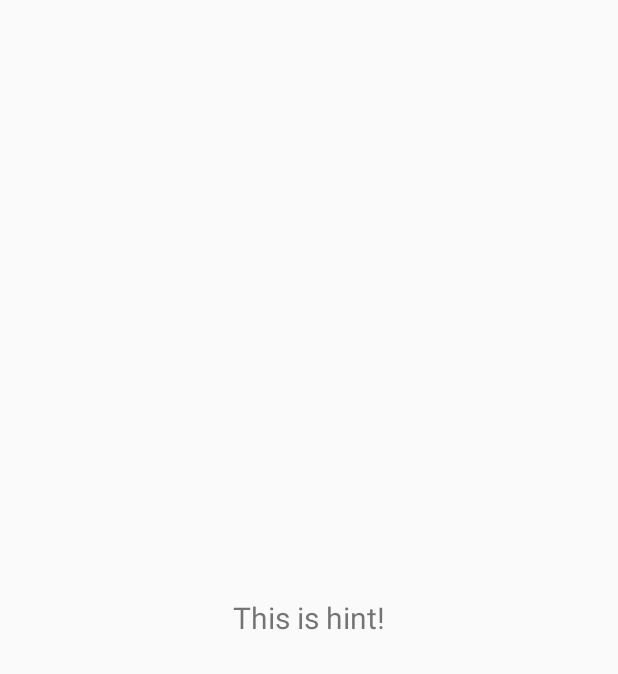
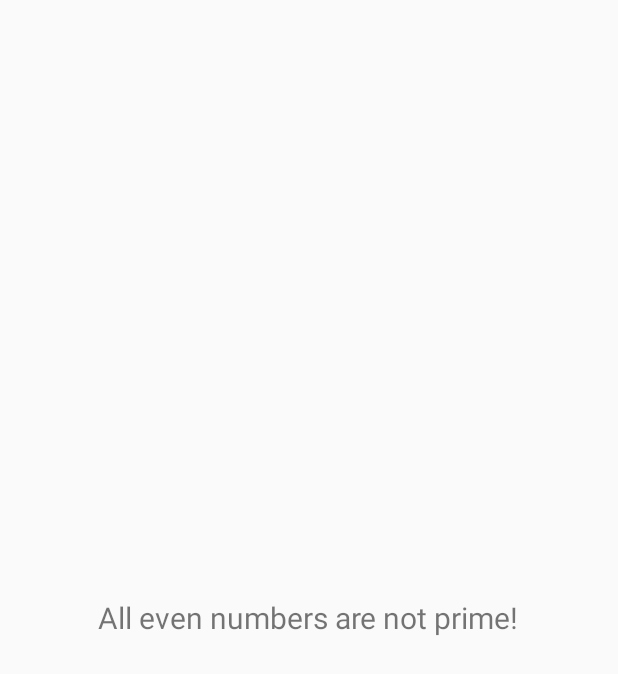
Before and after one commit to MayankVachher/Primus-v2, an Android app: the HintActivity screen opened directly, with no data from a screen before it, on a phone screen of 412 x 824 dp. Before the commit the part shown is almost empty. Shown: the top 674 px of the screen. Run offline under Robolectric (Android 15) with nearby library versions, the phone set to English and light mode, and no system bars.

Commit message:
Update cheat and hint display and add apk

```diff
--- a/app/src/main/res/layout/cheat_display.xml
+++ b/app/src/main/res/layout/cheat_display.xml
@@ -26,13 +26,11 @@
                 android:layout_gravity="center_horizontal"
                 android:textColor="@color/colorPrimaryText"
                 android:textSize="100sp"
-                android:text="5"
                 android:textAllCaps="true" />
             <TextView
                 android:layout_width="wrap_content"
                 android:layout_height="wrap_content"
                 android:id="@+id/cheat_isPrime"
-                android:text="is a prime Number"
                 android:layout_gravity="center_horizontal"
                 android:textColor="@color/colorSecondaryText"
                 android:textSize="16sp"
--- a/app/src/main/res/layout/hint_display.xml
+++ b/app/src/main/res/layout/hint_display.xml
@@ -5,7 +5,7 @@
     <TextView
         android:layout_width="wrap_content"
         android:layout_height="wrap_content"
-        android:text="This is hint!"
+        android:text="@string/hintText"
         android:textSize="20sp"
         android:layout_centerInParent="true"/>
 
--- a/app/src/main/res/values/strings.xml
+++ b/app/src/main/res/values/strings.xml
@@ -6,4 +6,5 @@
     <string name="buttonYes">Yes!</string>
     <string name="buttonNo">No!</string>
     <string name="buttonSkip">Next</string>
+    <string name="hintText">All even numbers are not prime!</string>
 </resources>
```
Also changed, not shown: app/src/main/java/com/mayank13059/primequiz/MainActivity_with_snackbar.java (+28 -5 lines), 2 other files.
